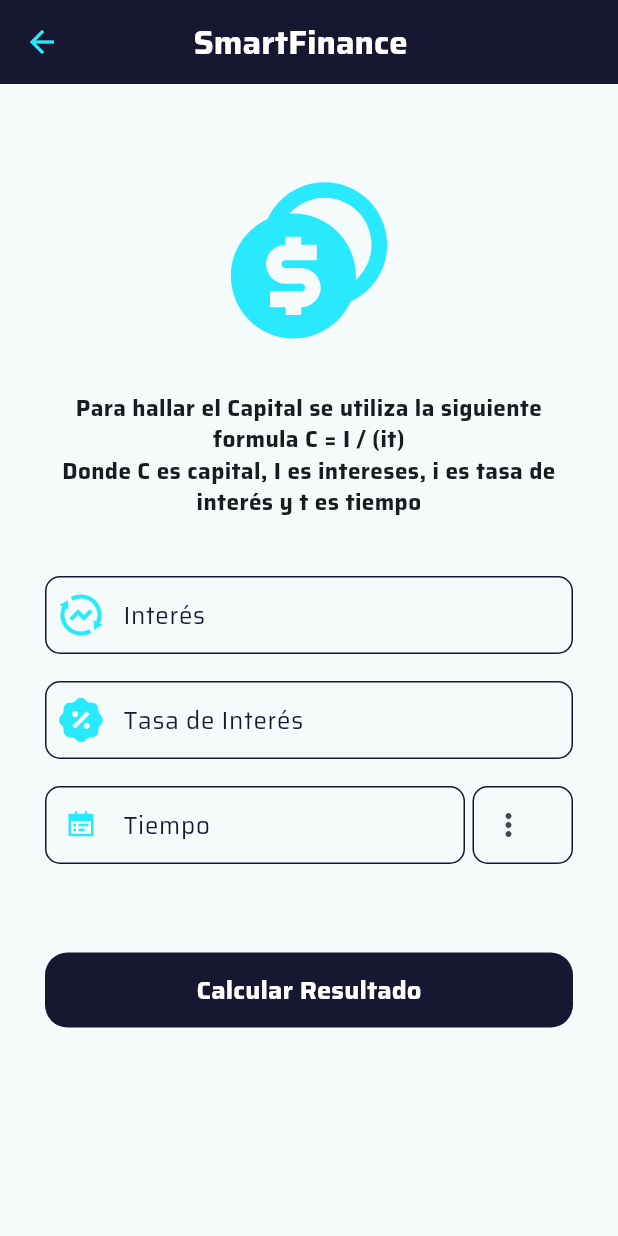
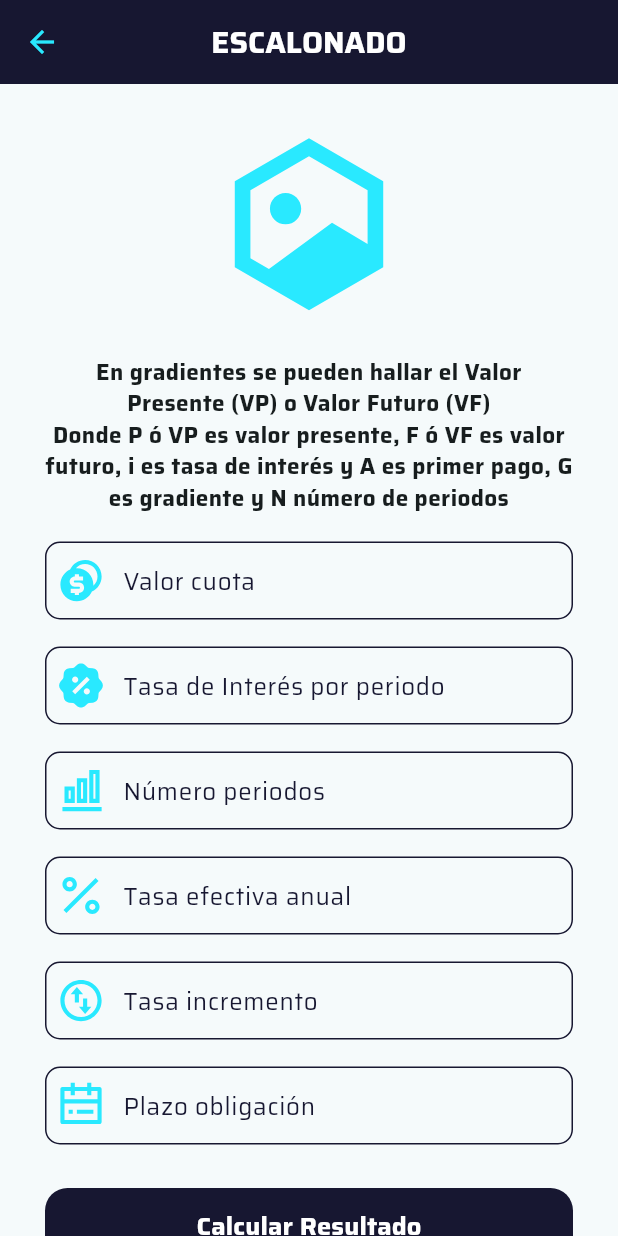
Before and after one commit to CarlosZ11/SmartFinance, a Flutter app: the GradientesPage screen opened directly, after a tap on "Escalonado", on a phone screen of 412 x 824 dp. Run offline on Flutter 3.47's test engine with Material 3 defaults, Android fonts, the phone set to English and light mode, and no system bars; our stand-ins replace flutter_spinkit, google_fonts, remixicon.

Commit message:
Se terminó la parte de gradientes

```diff
--- a/lib/ui/home/home.dart
+++ b/lib/ui/home/home.dart
@@ -123,7 +123,7 @@ class _HomePageState extends State<HomePage> {
               currentTitle = 'Gradientes';
             } else if (id == 5) {
               currentPage = DrawerSections.amortizacion;
-              currentTitle = 'Amortización y Capitalización';
+              currentTitle = 'Amortización y Cap';
             }
             else if (id == 6) {
               currentPage = DrawerSections.tir;
--- a/lib/ui/home/pages/gradientes/gradientes.dart
+++ b/lib/ui/home/pages/gradientes/gradientes.dart
@@ -1,6 +1,6 @@
 import 'package:calculator_app/ui/home/pages/gradientes/pages/aritmetico.dart';
+import 'package:calculator_app/ui/home/pages/gradientes/pages/escalonado.dart';
 import 'package:calculator_app/ui/home/pages/gradientes/pages/geometrico.dart';
-import 'package:calculator_app/ui/home/pages/interes_simple/pages/capital.dart';
 import 'package:flutter/material.dart';
 import 'package:google_fonts/google_fonts.dart';
 import 'package:remixicon/remixicon.dart';
@@ -169,7 +169,7 @@ class GradientesPage extends StatelessWidget {
                               backgroundColor: const Color(0xFFF5F6F9),
                             ),
                             onPressed: () {
-                              Navigator.push(context, MaterialPageRoute(builder: (context) => const CapitalPage(),));
+                              Navigator.push(context, MaterialPageRoute(builder: (context) => const EscalonadoPage(),));
                             },
                             child: Row(
                               children: [
--- a/lib/ui/home/pages/gradientes/pages/escalonado.dart
+++ b/lib/ui/home/pages/gradientes/pages/escalonado.dart
@@ -0,0 +1,218 @@
+import 'dart:math';
+
+import 'package:flutter/material.dart';
+import 'package:google_fonts/google_fonts.dart';
+import 'package:remixicon/remixicon.dart';
+import 'package:calculator_app/ui/widgets/input_text_form_field.dart';
+
+class EscalonadoCalculator {
+  static Map<String, double> calcularValorPresente(double seriePagos, double tasaInteres, int nPeriodos, double tasaEfectiva, double tasaIncremento, int plazoObligacion) {
+    double parte1 = (pow((1 + tasaInteres), nPeriodos) - 1) / tasaInteres;
+    double parte2 = ((pow((1 + tasaEfectiva), plazoObligacion) - (1 + tasaIncremento)) / ((pow((1 + tasaEfectiva), plazoObligacion)) * (tasaEfectiva - tasaInteres)));
+    double valorPresente = seriePagos * parte1 * parte2;
+    return {'valorPresente': valorPresente};
+  }
+}
+
+class EscalonadoPage extends StatefulWidget {
+  const EscalonadoPage({super.key});
+
+  @override
+  State<EscalonadoPage> createState() => _EscalonadoPageState();
+}
+
+class _EscalonadoPageState extends State<EscalonadoPage> {
+
+  TextEditingController seriePagosController = TextEditingController();
+  TextEditingController tasaInteresController = TextEditingController();
+  TextEditingController tasaEfectivaController = TextEditingController();
+  TextEditingController nPeriodosController = TextEditingController();
+  TextEditingController plazoObligacionController = TextEditingController();
+  TextEditingController tasaIncrementoController = TextEditingController();
+  String? tipoGradiente; // Creciente, decreciente
+  double? valorPresente;
+
+  void calcularResultado() {
+    double seriePagos = double.tryParse(seriePagosController.text) ?? 0;
+    double tasaInteres = double.tryParse(tasaInteresController.text) ?? 0;
+    double tasaEfectiva = double.tryParse(tasaEfectivaController.text) ?? 0;
+    int nPeriodos = int.tryParse(nPeriodosController.text) ?? 0;
+    int plazoObligacion = int.tryParse(plazoObligacionController.text) ?? 0;
+    double tasaIncremento = double.tryParse(tasaIncrementoController.text) ?? 0;
+
+    // if (tipoGradiente == null) {
+    //   // Mostrar mensaje de error si no se ha seleccionado un tipo de gradiente
+    //   showDialog(
+    //     context: context,
+    //     builder: (BuildContext context) {
+    //       return AlertDialog(
+    //         title: Text(
+    //           'Error',
+    //           style: GoogleFonts.saira(
+    //             color: const Color(0xFF29E9FF),
+    //             fontWeight: FontWeight.bold,
+    //           ),
+    //         ),
+    //         content: Text(
+    //           'Por favor seleccione un tipo de gradiente.',
+    //           style: GoogleFonts.saira(
+    //             fontWeight: FontWeight.bold,
+    //             fontSize: 16,
+    //           ),
+    //         ),
+    //         actions: [
+    //           TextButton(
+    //             onPressed: () {
+    //               Navigator.of(context).pop();
+    //             },
+    //             child: Text(
+    //               'OK',
+    //               style: GoogleFonts.saira(
+    //                 fontSize: 16,
+    //                 fontWeight: FontWeight.bold,
+    //                 color: const Color(0xFF29E9FF),
+    //               ),
+    //             ),
+    //           ),
+    //         ],
+    //       );
+    //     },
+    //   );
+    //   return;
+    // }
+
+    // Calcular el valor presente
+    Map<String, double> resultado = EscalonadoCalculator.calcularValorPresente(seriePagos, tasaInteres/100, nPeriodos, tasaEfectiva/100, tasaIncremento/100, plazoObligacion);
+
+    setState(() {
+      valorPresente = resultado['valorPresente'];
+    });
+
+    // Mostrar el resultado en un diálogo
+    showDialog(
+      context: context,
+      builder: (BuildContext context) {
+        return AlertDialog(
+          title: Text(
+            'Resultado',
+            style: GoogleFonts.saira(
+              color: const Color(0xFF29E9FF),
+              fontWeight: FontWeight.bold,
+            ),
+          ),
+          content: Column(
+            crossAxisAlignment: CrossAxisAlignment.start,
+            mainAxisSize: MainAxisSize.min,
+            children: [
+              Text(
+                'Valor Presente (VP): \$${valorPresente?.toStringAsFixed(2)}',
+                style: GoogleFonts.saira(
+                  fontWeight: FontWeight.bold,
+                  fontSize: 16,
+                ),
+              ),
+            ],
+          ),
+          actions: [
+            TextButton(
+              onPressed: () {
+                Navigator.of(context).pop();
+              },
+              child: Text(
+                'OK',
+                style: GoogleFonts.saira(
+                  fontSize: 16,
+                  fontWeight: FontWeight.bold,
+                  color: const Color(0xFF29E9FF),
+                ),
+              ),
+            ),
+          ],
+        );
+      },
+    );
+  }
+
+  @override
+  Widget build(BuildContext context) {
+    return Scaffold(
+      appBar: AppBar(
+        backgroundColor: const Color(0xFF171731),
+        title: Text(
+          "ESCALONADO",
+          style: GoogleFonts.saira(
+            color: Colors.white,
+            fontWeight: FontWeight.bold,
+            fontSize: 20,
+          ),
+        ),
+        centerTitle: true,
+        iconTheme: const IconThemeData(color: Color(0xFF29E9FF)),
+      ),
+      body: SingleChildScrollView(
+        padding: const EdgeInsets.symmetric(vertical: 30),
+        child: Column(
+          children: [
+            const Padding(
+              padding: EdgeInsets.only(top: 1),
+              child: SizedBox(
+                height: 125,
+                width: 125,
+                child: Stack(
+                  fit: StackFit.expand,
+                  clipBehavior: Clip.none,
+                  children: [
+                    Icon(
+                      Remix.nft_fill,
+                      size: 135,
+                      color: Color(0xFF29E9FF),
+                    ),
+                  ],
+                ),
+              ),
+            ),
+            Padding(
+              padding: const EdgeInsets.only(top: 25, right: 30, left: 30),
+              child: Text(
+                "En gradientes se pueden hallar el Valor Presente (VP) o Valor Futuro (VF)\nDonde P ó VP es valor presente, F ó VF es valor futuro, i es tasa de interés y A es primer pago, G es gradiente y N número de periodos",
+                style: GoogleFonts.saira(
+                  fontSize: 15,
+                  fontWeight: FontWeight.bold,
+                ),
+                textAlign: TextAlign.center,
+              ),
+            ),
+            const SizedBox(height: 10,),
+            InputTextFormField(labelText: "Valor cuota", prefixIcon: Remix.coins_fill, valueText: '', controller: seriePagosController,),
+            InputTextFormField(labelText: "Tasa de Interés por periodo", prefixIcon: Remix.discount_percent_fill, valueText: '', controller: tasaInteresController,),
+            InputTextFormField(labelText: "Número periodos", prefixIcon: Remix.numbers_line, valueText: '', controller: nPeriodosController,),
+            InputTextFormField(labelText: "Tasa efectiva anual", prefixIcon: Remix.percent_line, valueText: '', controller: tasaEfectivaController,),
+            InputTextFormField(labelText: "Tasa incremento", prefixIcon: Remix.swap_line, valueText: '', controller: tasaIncrementoController,),
+            InputTextFormField(labelText: "Plazo obligación", prefixIcon: Remix.calendar_todo_line, valueText: '', controller: plazoObligacionController,),
+            const SizedBox(height: 20,),
+            Container(
+              height: 50,
+              width: 400,
+              margin: const EdgeInsets.symmetric(horizontal: 30,),
+              child: TextButton(
+                style: TextButton.styleFrom(
+                  foregroundColor: const Color(0xFF29E9FF), shape: RoundedRectangleBorder(borderRadius: BorderRadius.circular(15)),
+                  backgroundColor: const Color(0xFF171731),
+                ),
+                onPressed: calcularResultado,
+                child: Text(
+                  'Calcular Resultado',
+                  style: GoogleFonts.saira(
+                    fontSize: 17,
+                    fontWeight: FontWeight.bold,
+                    color: Colors.white
+                  ),
+                ),
+              ),
+            ),
+          ],
+        ),
+      ),
+    );
+  }
+}
```
Also changed, not shown: lib/ui/home/pages/amortizacion/amortizacion.dart (+42 -42 lines).
